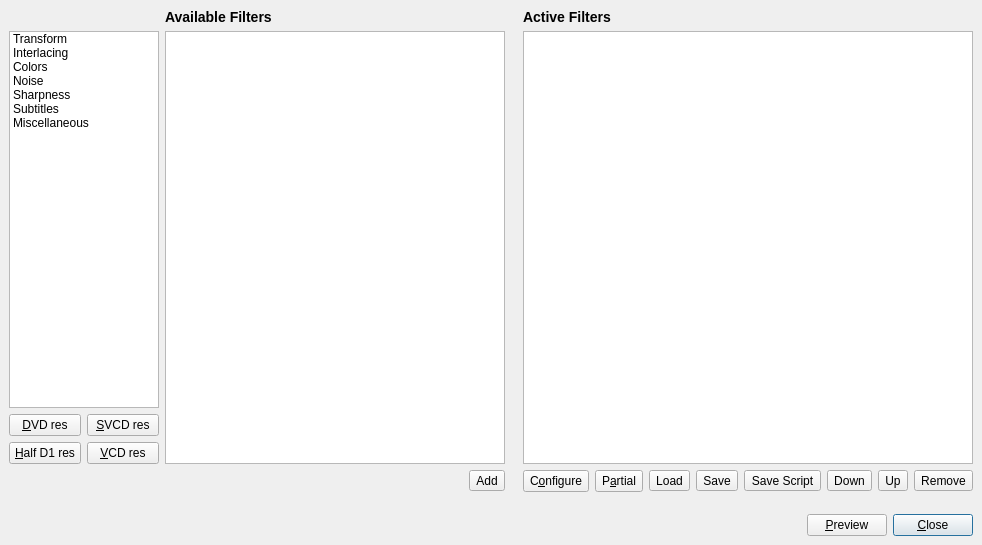
This is branches/avidemux_2.6_branch_mean/avidemux/qt4/ADM_userInterfaces/ADM_filters/mainfilter.ui in BackupTheBerlios/avidemux-svn as Qt 5 draws it before an edit. The edited form follows.
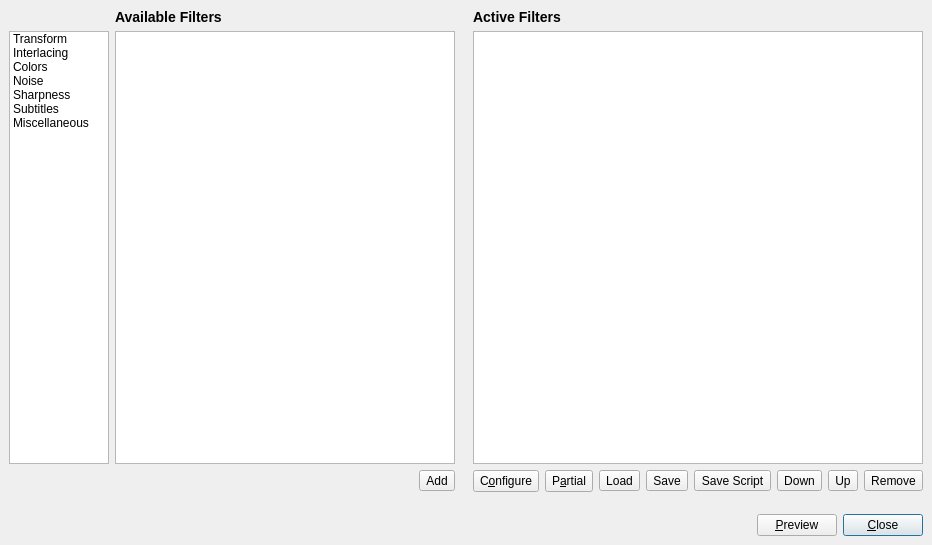
This is the edited form. Icons and pictures are not drawn.

Commit message: [ui/qt4] Remove vcd.... resize shortcut button

```diff
--- a/branches/avidemux_2.6_branch_mean/avidemux/qt4/ADM_userInterfaces/ADM_filters/mainfilter.ui
+++ b/branches/avidemux_2.6_branch_mean/avidemux/qt4/ADM_userInterfaces/ADM_filters/mainfilter.ui
@@ -34,108 +34,6 @@
      <property name="spacing">
       <number>6</number>
      </property>
-     <item row="4" column="0" colspan="2">
-      <layout class="QGridLayout">
-       <property name="margin">
-        <number>0</number>
-       </property>
-       <property name="spacing">
-        <number>6</number>
-       </property>
-       <item row="0" column="1">
-        <widget class="QPushButton" name="pushButtonSVCD">
-         <property name="sizePolicy">
-          <sizepolicy hsizetype="Preferred" vsizetype="Fixed">
-           <horstretch>0</horstretch>
-           <verstretch>0</verstretch>
-          </sizepolicy>
-         </property>
-         <property name="minimumSize">
-          <size>
-           <width>72</width>
-           <height>0</height>
-          </size>
-         </property>
-         <property name="text">
-          <string>&amp;SVCD res</string>
-         </property>
-         <property name="icon">
-          <iconset resource="filter.qrc">
-           <normaloff>:/new/prefix1/common/ADM_icons/videoFilter/cd.png</normaloff>:/new/prefix1/common/ADM_icons/videoFilter/cd.png</iconset>
-         </property>
-        </widget>
-       </item>
-       <item row="1" column="1">
-        <widget class="QPushButton" name="pushButtonVCD">
-         <property name="sizePolicy">
-          <sizepolicy hsizetype="Preferred" vsizetype="Fixed">
-           <horstretch>0</horstretch>
-           <verstretch>0</verstretch>
-          </sizepolicy>
-         </property>
-         <property name="minimumSize">
-          <size>
-           <width>72</width>
-           <height>0</height>
-          </size>
-         </property>
-         <property name="text">
-          <string>&amp;VCD res</string>
-         </property>
-         <property name="icon">
-          <iconset resource="filter.qrc">
-           <normaloff>:/new/prefix1/common/ADM_icons/videoFilter/cd.png</normaloff>:/new/prefix1/common/ADM_icons/videoFilter/cd.png</iconset>
-         </property>
-        </widget>
-       </item>
-       <item row="1" column="0">
-        <widget class="QPushButton" name="pushButtonHalfDVD">
-         <property name="sizePolicy">
-          <sizepolicy hsizetype="Expanding" vsizetype="Preferred">
-           <horstretch>0</horstretch>
-           <verstretch>0</verstretch>
-          </sizepolicy>
-         </property>
-         <property name="minimumSize">
-          <size>
-           <width>72</width>
-           <height>0</height>
-          </size>
-         </property>
-         <property name="text">
-          <string>&amp;Half D1 res</string>
-         </property>
-         <property name="icon">
-          <iconset resource="filter.qrc">
-           <normaloff>:/new/prefix1/common/ADM_icons/videoFilter/cd.png</normaloff>:/new/prefix1/common/ADM_icons/videoFilter/cd.png</iconset>
-         </property>
-        </widget>
-       </item>
-       <item row="0" column="0">
-        <widget class="QPushButton" name="pushButtonDVD">
-         <property name="sizePolicy">
-          <sizepolicy hsizetype="Preferred" vsizetype="Fixed">
-           <horstretch>0</horstretch>
-           <verstretch>0</verstretch>
-          </sizepolicy>
-         </property>
-         <property name="minimumSize">
-          <size>
-           <width>72</width>
-           <height>0</height>
-          </size>
-         </property>
-         <property name="text">
-          <string>&amp;DVD res</string>
-         </property>
-         <property name="icon">
-          <iconset resource="filter.qrc">
-           <normaloff>:/new/prefix1/common/ADM_icons/videoFilter/cd.png</normaloff>:/new/prefix1/common/ADM_icons/videoFilter/cd.png</iconset>
-         </property>
-        </widget>
-       </item>
-      </layout>
-     </item>
      <item row="1" column="2" rowspan="4" colspan="2">
       <widget class="QListWidget" name="listWidgetAvailable">
        <property name="sizePolicy">
@@ -371,7 +269,7 @@
        </property>
       </widget>
      </item>
-     <item row="1" column="0" rowspan="3" colspan="2">
+     <item row="1" column="0" rowspan="4" colspan="2">
       <widget class="QListWidget" name="listFilterCategory">
        <property name="sizePolicy">
         <sizepolicy hsizetype="Fixed" vsizetype="Expanding">
```
Left out of the diff: 4 changed lines with no effect on the pictures.
